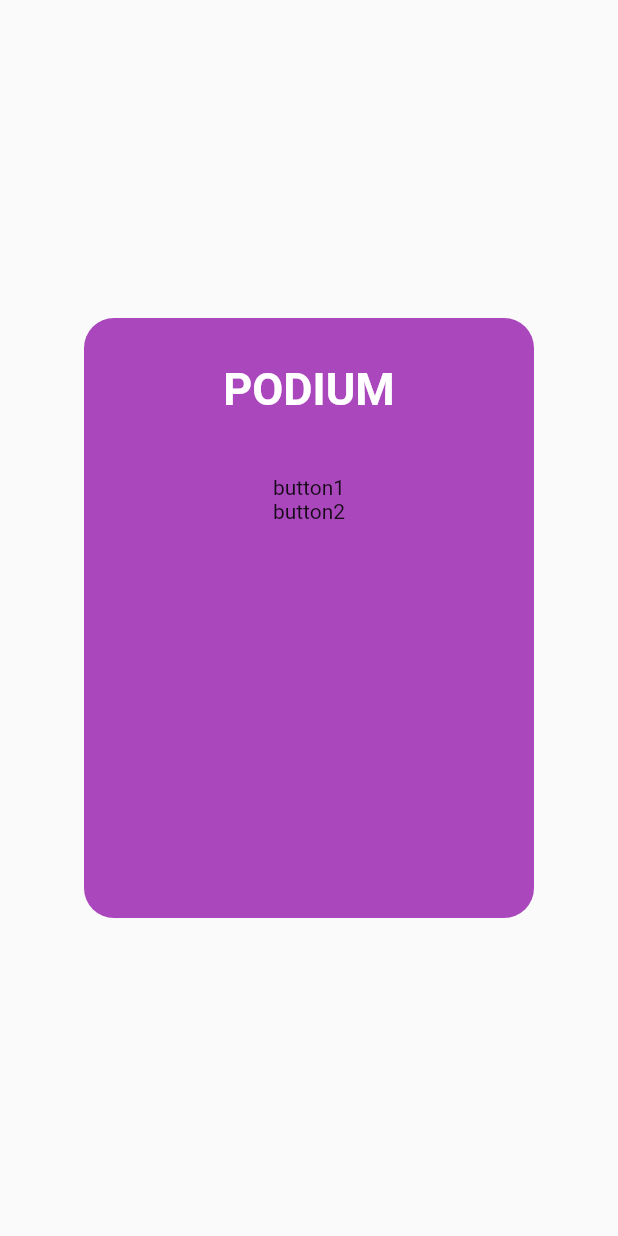
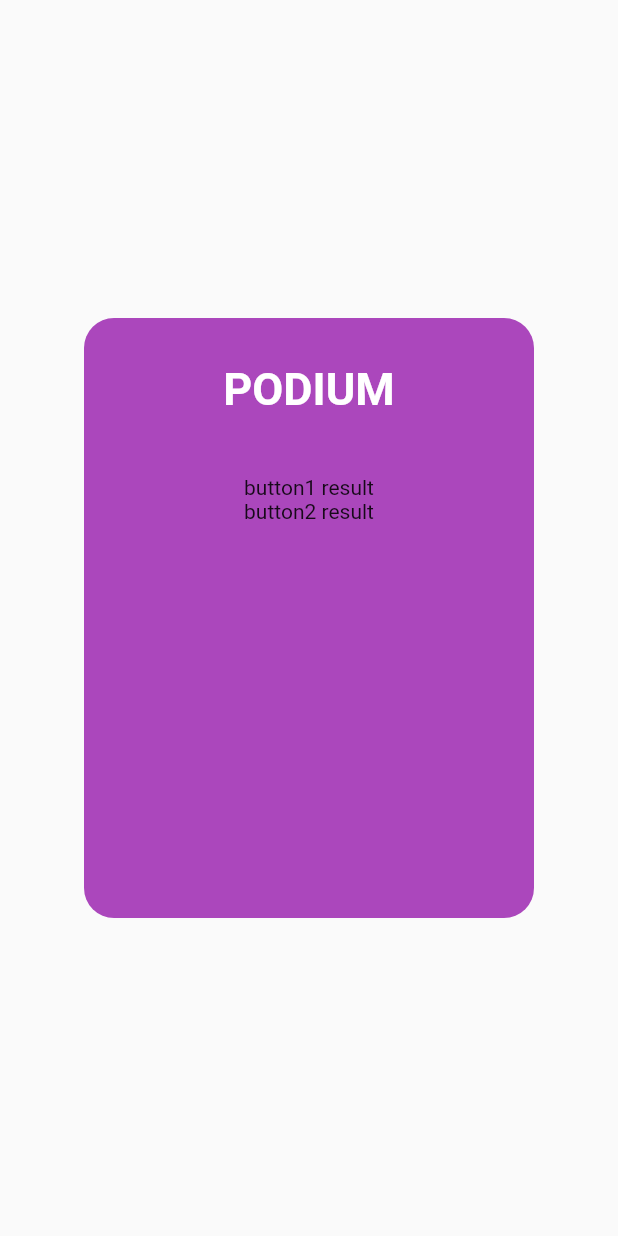
Before and after one commit to michael2509/base-case-pratique-fyc, a Flutter app: the AnimeList screen opened by its route, on a phone screen of 412 x 824 dp. Run offline on Flutter 3.47's test engine with Material 2 defaults, Android fonts, the phone set to English and light mode, and no system bars; our stand-ins replace cloud_firestore, firebase_core, firebase_database, google_mobile_ads; missing offline and left inert: flutter_swipable; accounts and stored records are empty.

```diff
--- /dev/null
+++ b/lib/ad_state.dart
@@ -0,0 +1,23 @@
+import 'dart:io';
+
+import 'package:google_mobile_ads/google_mobile_ads.dart';
+
+class AdState {
+  Future<InitializationStatus> initialization;
+
+  AdState(this.initialization);
+
+  String get bannerAdUnitId => Platform.isAndroid
+      ? 'ca-app-pub-3544977035867186/8476856861'
+      : 'ca-app-pub-3544977035867186/1249760078';
+
+  BannerAdListener get adListener => _adListener;
+
+  final BannerAdListener _adListener = BannerAdListener(
+    onAdLoaded: (ad) => print('Ad loaded ${ad.adUnitId}'),
+    onAdClosed: (ad) => print('Ad closed ${ad.adUnitId}'),
+    onAdFailedToLoad: (ad, error) => print('Ad failed to load ${ad.adUnitId}'),
+    onAdOpened: (ad) => print('Ad opened ${ad.adUnitId}'),
+
+  );
+}
--- /dev/null
+++ b/lib/models/result_card.dart
@@ -0,0 +1,87 @@
+import 'package:cloud_firestore/cloud_firestore.dart';
+import 'package:flutter/material.dart';
+
+class Result extends StatefulWidget {
+  const Result({Key? key}) : super(key: key);
+
+  @override
+  State<Result> createState() => _ResultState();
+}
+
+class _ResultState extends State<Result> {
+  final Stream<QuerySnapshot> _stream =
+      FirebaseFirestore.instance.collection('avatar_result').snapshots();
+
+  List<Map<String, dynamic>> list = [];
+
+  @override
+  Widget build(BuildContext context) {
+    return StreamBuilder(
+        stream: _stream,
+        builder: (BuildContext context, AsyncSnapshot<QuerySnapshot> snapshot) {
+          if (snapshot.hasError) {
+            return Text('Error: ${snapshot.error}');
+          }
+
+          if (snapshot.connectionState == ConnectionState.waiting) {
+            return Text('Loading...');
+          }
+
+          list.clear();
+          snapshot.data!.docs.map((doc) {
+            list.add(doc.data()! as Map<String, dynamic>);
+          }).toList();
+          list.sort((a, b) => b['true']!.compareTo(a['true']!));
+
+          return Container(
+              height: 500,
+              width: 300,
+              child: Center(
+                child: Container(
+                    decoration: BoxDecoration(
+                        borderRadius: BorderRadius.circular(20),
+                        color: Colors.purple[400]),
+                    height: 400,
+                    width: 300,
+                    //color: Colors.amber,
+                    child: ListView(
+                      padding: const EdgeInsets.all(30),
+                      children: <Widget>[
+                        const Padding(
+                          padding: EdgeInsets.only(bottom: 20),
+                          child: Text(
+                            "PODIUM",
+                            textAlign: TextAlign.center,
+                            style: TextStyle(
+                                fontSize: 30,
+                                fontWeight: FontWeight.bold,
+                                color: Colors.white),
+                          ),
+                        ),
+                        for (var _element in list)
+                          if (list.indexOf(_element) < 3)
+                            Container(
+                              height: 50,
+                              width: 100,
+                              color: Colors.amber[
+                                  (300 + list.indexOf(_element) * 100).toInt()],
+                              child: Center(
+                                child: Text(_element['name'] + " " +
+                                    _element['true'].toString()),
+                              ),
+                            ),
+                        Padding(
+                          padding: EdgeInsets.only(top: 20),
+                          child: Column(
+                            children: const [
+                              Text("button1 result"),
+                              Text("button2 result"),
+                            ],
+                          ),
+                        ),
+                      ],
+                    )),
+              ));
+        });
+  }
+}
--- a/lib/pages/animeList.dart
+++ b/lib/pages/animeList.dart
@@ -1,8 +1,11 @@
 import 'package:cloud_firestore/cloud_firestore.dart';
 import 'package:flutter/material.dart';
-import 'package:firebase_database/firebase_database.dart';
+import 'package:flutter_application_1/models/result_card.dart';
 import 'package:flutter_application_1/models/tinder_card.dart';
-import 'package:flutter_swipable/flutter_swipable.dart';
+import 'package:google_mobile_ads/google_mobile_ads.dart';
+import 'package:provider/provider.dart';
+
+import '../ad_state.dart';
 
 class AnimeList extends StatefulWidget {
   const AnimeList({Key? key}) : super(key: key);
@@ -16,6 +19,24 @@ class _AnimeList extends State<AnimeList> {
       FirebaseFirestore.instance.collection('avatars').snapshots();
   List<TinderCard> card_list = [];
   List<Map<String, dynamic>> list = [];
+  late BannerAd banner;
+
+  /* @override
+  void didChangeDependencies() {
+    super.didChangeDependencies();
+    final adState = Provider.of<AdState>(context);
+    adState.initialization.then((status) {
+      setState(() {
+        banner = BannerAd(
+            size: AdSize.banner,
+            adUnitId: adState.bannerAdUnitId,
+            request: const AdRequest(),
+            listener: adState.adListener)
+          ..load();
+      });
+    });
+  }*/
+
   @override
   Widget build(BuildContext context) {
     return Scaffold(
@@ -24,10 +45,6 @@ class _AnimeList extends State<AnimeList> {
               stream: _stream,
               builder: (BuildContext context,
                   AsyncSnapshot<QuerySnapshot> snapshot) {
-                List? slideList = snapshot.data?.docs.map((doc) {
-                  return doc.data();
-                }).toList();
-
                 if (snapshot.hasError) {
                   return Text('Error: ${snapshot.error}');
                 }
@@ -35,21 +52,29 @@ class _AnimeList extends State<AnimeList> {
                 if (snapshot.connectionState == ConnectionState.waiting) {
                   return Text('Loading...');
                 }
+
                 list.clear();
+                //print(snapshot.data!.docs);
                 snapshot.data!.docs.map((doc) {
                   list.add(doc.data()! as Map<String, dynamic>);
                 }).toList();
 
-                list.sort((a, b) => b['true'].compareTo(a['true']));
-
-                print(list);
+                //print(list);
 
                 list.map((item) {
                   card_list.add(TinderCard(
                     image: item['image'],
                     name: item['name'],
+                    profession: item['profession'],
+                    card_list: card_list,
+                    collection: "avatar_result",
                   ));
                 }).toList();
+                //print(card_list);
+
+                final result =
+                    FirebaseFirestore.instance.collection('avatar_result');
+
                 return Container(
                     child: Stack(
                   alignment: Alignment.center,
@@ -60,58 +85,28 @@ class _AnimeList extends State<AnimeList> {
                         /*Navigator.pushNamed(context, '/home');
                         Navigator.pushNamed(context, '/animeList');*/
                       },
-                      child: Container(
-                          height: 500,
-                          width: 300,
-                          child: Center(
-                            child: Container(
-                                decoration: BoxDecoration(
-                                    borderRadius: BorderRadius.circular(20),
-                                    color: Colors.purple[400]),
-                                height: 400,
-                                width: 300,
-                                //color: Colors.amber,
-                                child: ListView(
-                                  padding: const EdgeInsets.all(30),
-                                  children: <Widget>[
-                                    const Padding(
-                                      padding: EdgeInsets.only(bottom: 20),
-                                      child: Text(
-                                        "PODIUM",
-                                        textAlign: TextAlign.center,
-                                        style: TextStyle(
-                                            fontSize: 30,
-                                            fontWeight: FontWeight.bold,
-                                            color: Colors.white),
+                      child: const Result(),
+                    ),
+                    for (var element in card_list)
+                      GestureDetector(
+                        onDoubleTap: () => showDialog<String>(
+                            context: context,
+                            builder: (BuildContext context) => AlertDialog(
+                                    title: Text(element.profession),
+                                    actions: <Widget>[
+                                      TextButton(
+                                        style: TextButton.styleFrom(
+                                            primary: Colors.green),
+                                        onPressed: () =>
+                                            Navigator.pop(context, 'OK'),
+                                        child: const Text('OK'),
                                       ),
-                                    ),
-                                    for (var _element in list)
-                                      if (list.indexOf(_element) < 3)
-                                        Container(
-                                          height: 50,
-                                          width: 100,
-                                          color: Colors.amber[(300 +
-                                                  list.indexOf(_element) * 100)
-                                              .toInt()],
-                                          child: Center(
-                                            child: Text(_element['name'] +
-                                                _element['true'].toString()),
-                                          ),
-                                        ),
-                                    Padding(
-                                      padding: EdgeInsets.only(top: 20),
-                                      child: Column(
-                                        children: const [
-                                          Text("button1"),
-                                          Text("button2"),
-                                        ],
-                                      ),
-                                    ),
-                                  ],
-                                )),
-                          )),
-                    ),
-                    //for (var element in card_list) element
+                                    ])),
+                        child: element,
+                      ),
+                    /*Container(
+
+                           child: AdWidget(ad: banner)),*/
                   ],
                 ));
               })),
--- a/pubspec.yaml
+++ b/pubspec.yaml
@@ -39,6 +39,8 @@ dependencies:
   firebase_storage: ^10.2.18
   cloud_firestore: ^3.1.18
   flutter_swipable: ^1.2.1
+  google_mobile_ads: ^1.3.0
+  provider: ^6.0.3
 
 dev_dependencies:
   flutter_test:
```
Also changed, not shown: lib/main.dart (+11 -101 lines), lib/models/tinder_card.dart (+52 -8 lines), lib/pages/carousel.dart (deleted, +0 -91 lines), lib/pages/home.dart (added, +100 -0 lines), lib/pages/login.dart (added, +97 -0 lines), pubspec.lock, 4 other files.
